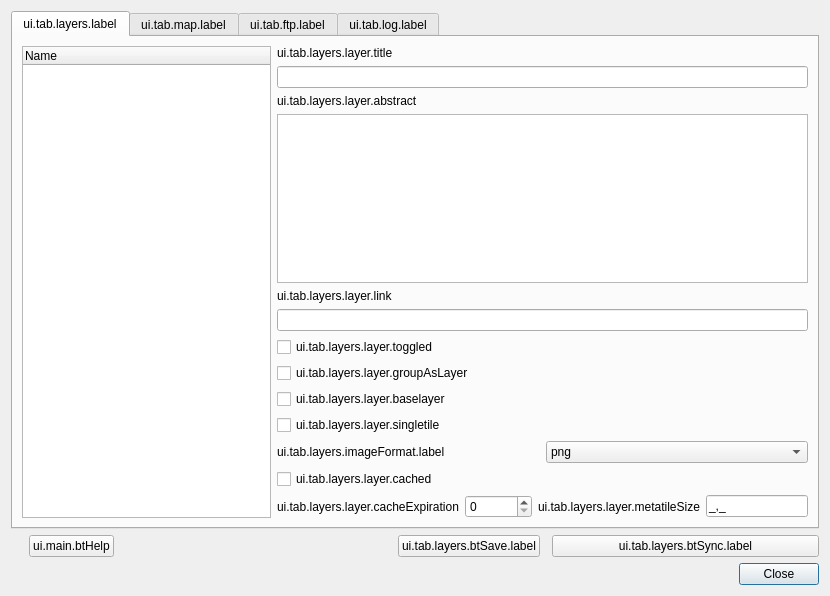
Above: ui_lizmap.ui from 3liz/lizmap-plugin before the change. Below: the same form after it.
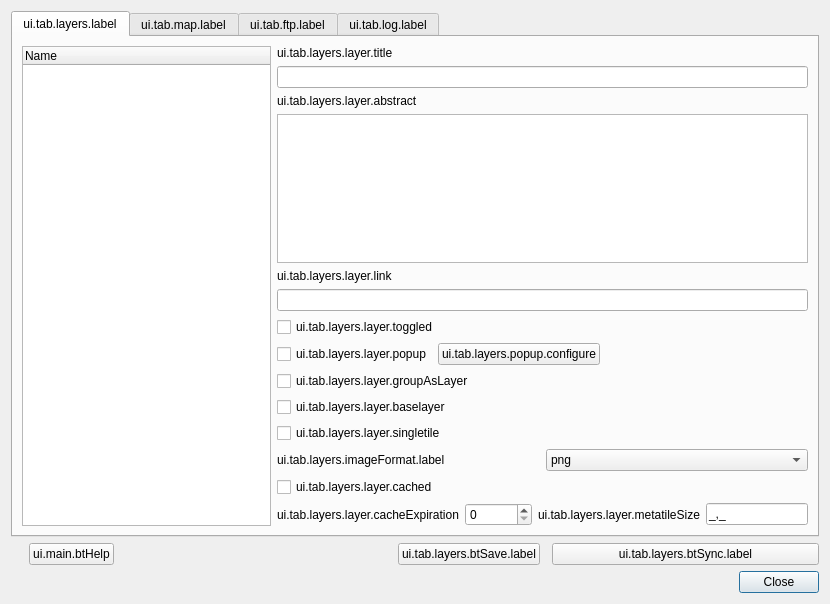
That is the form after the change.

Commit message: Popup - add a checkbox to enable/disable popup for each layer + add a configuration window for popup templates

The edit to the form file:
```diff
--- a/ui_lizmap.ui
+++ b/ui_lizmap.ui
@@ -7,7 +7,7 @@
     <x>0</x>
     <y>0</y>
     <width>830</width>
-    <height>596</height>
+    <height>604</height>
    </rect>
   </property>
   <property name="windowTitle">
@@ -61,7 +61,14 @@
           </widget>
          </item>
          <item>
-          <widget class="QTextEdit" name="teLayerAbstract"/>
+          <widget class="QTextEdit" name="teLayerAbstract">
+           <property name="sizePolicy">
+            <sizepolicy hsizetype="Expanding" vsizetype="Expanding">
+             <horstretch>0</horstretch>
+             <verstretch>0</verstretch>
+            </sizepolicy>
+           </property>
+          </widget>
          </item>
          <item>
           <widget class="QLabel" name="label_10">
@@ -80,6 +87,37 @@
            </property>
           </widget>
          </item>
+         <item>
+          <layout class="QHBoxLayout" name="horizontalLayout_7">
+           <item>
+            <widget class="QCheckBox" name="cbPopup">
+             <property name="text">
+              <string>ui.tab.layers.layer.popup</string>
+             </property>
+            </widget>
+           </item>
+           <item>
+            <widget class="QPushButton" name="btConfigurePopup">
+             <property name="text">
+              <string>ui.tab.layers.popup.configure</string>
+             </property>
+            </widget>
+           </item>
+           <item>
+            <spacer name="horizontalSpacer_2">
+             <property name="orientation">
+              <enum>Qt::Horizontal</enum>
+             </property>
+             <property name="sizeHint" stdset="0">
+              <size>
+               <width>40</width>
+               <height>20</height>
+              </size>
+             </property>
+            </spacer>
+           </item>
+          </layout>
+         </item>
          <item>
           <widget class="QCheckBox" name="cbGroupAsLayer">
            <property name="text">
```
Left out of the diff: 2 changed lines with no effect on the pictures. The commit also changes 12 other files.
